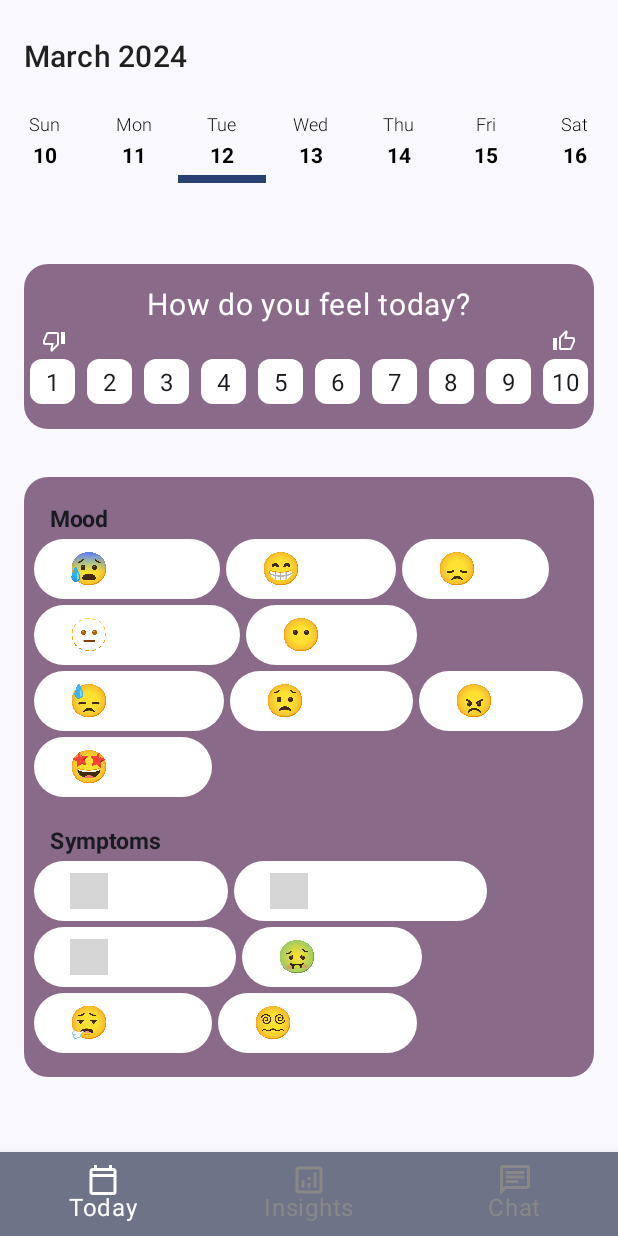
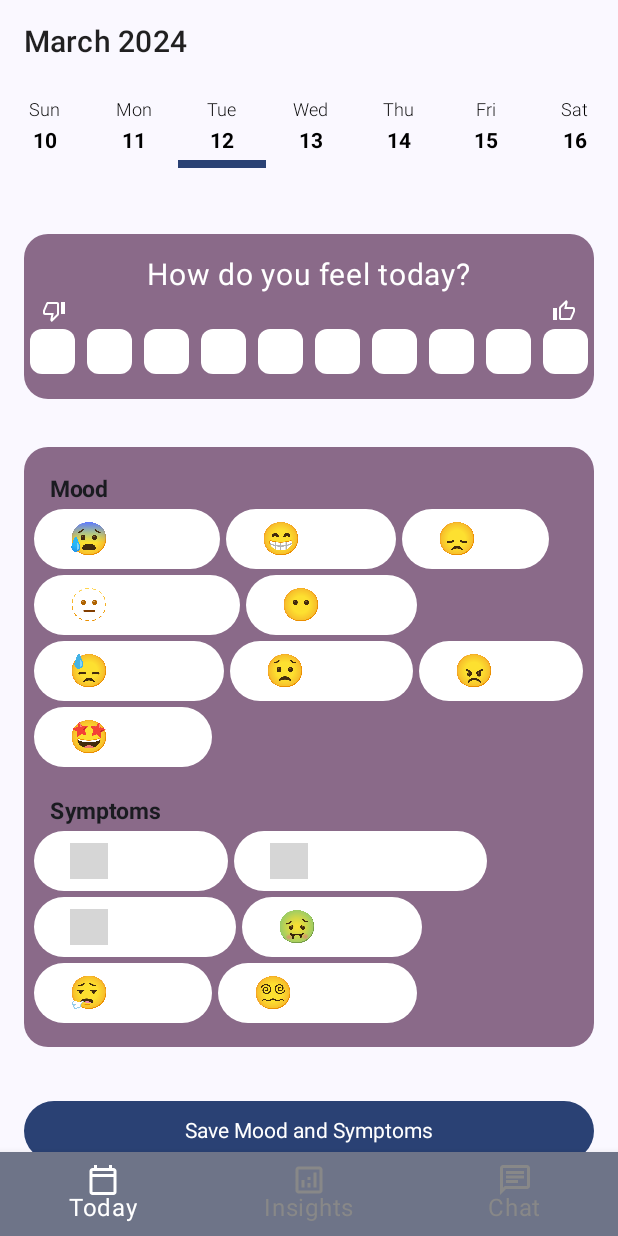
Before and after one commit to darja8/MP_draft1.1, an Android app built with Jetpack Compose: the MainScreen screen opened through its navigation route, on a phone screen of 412 x 824 dp. Run offline under Robolectric (Android 15) with nearby library versions, the light colour scheme and no system bars; our stand-ins replace Dagger/Hilt's generated code, Firebase (no records; nobody signed in at launch, a user with empty details on screens opened directly); 4 statements that could not run were skipped; grey boxes are pictures that could not be loaded.

Commit message:
firestore added, saving mood and symptoms

```diff
--- a/app/build.gradle.kts
+++ b/app/build.gradle.kts
@@ -71,6 +71,7 @@ dependencies {
     implementation("com.google.firebase:firebase-database:20.3.1")
     implementation("com.google.firebase:firebase-firestore:24.10.3")
     implementation("androidx.datastore:datastore-core:1.0.0")
+    implementation("androidx.appcompat:appcompat:1.6.1")
     testImplementation("junit:junit:4.13.2")
     androidTestImplementation("androidx.test.ext:junit:1.1.5")
     androidTestImplementation("androidx.test.espresso:espresso-core:3.5.1")
@@ -105,7 +106,6 @@ dependencies {
     // When using the BoM, you don't specify versions in Firebase library dependencies
     implementation("com.google.firebase:firebase-firestore")
 
-
 }
 
 kapt {
--- a/app/src/main/java/com/example/mp_draft10/auth/AuthRepository.kt
+++ b/app/src/main/java/com/example/mp_draft10/auth/AuthRepository.kt
@@ -7,4 +7,5 @@ import kotlinx.coroutines.flow.Flow
 interface AuthRepository {
     fun loginUser(email:String, password:String): Flow<Resource<AuthResult>>
     fun registerUser(email: String, password: String): Flow<Resource<AuthResult>>
+    abstract fun getCurrentEmail(): String
 }
--- a/app/src/main/java/com/example/mp_draft10/auth/SignInScreen.kt
+++ b/app/src/main/java/com/example/mp_draft10/auth/SignInScreen.kt
@@ -37,15 +37,14 @@
 @Composable
 fun SignInScreen(
     navController: NavHostController,
-    viewModel: SignInViewModel = hiltViewModel()
+    viewModel: SignInViewModel = hiltViewModel(),
+    onSignInSuccess: (String) -> Unit = {}// Callback to return user email upon successful sign-in
 ){
     var email by rememberSaveable { mutableStateOf("") }
     var password by rememberSaveable { mutableStateOf("") }
     val scope = rememberCoroutineScope()
     val context = LocalContext.current
     val state = viewModel.signInState.collectAsState(initial = null)
-//    val navController = rememberNavController()
-
 
     Column(
         modifier = Modifier.fillMaxSize(),
@@ -103,6 +102,7 @@
                 if (state.value?.isSuccess?.isNotEmpty() == true) {
                     val success = state.value?.isSuccess
                     Toast.makeText(context, "${success}", Toast.LENGTH_LONG).show()
+//                    onSignInSuccess(email) // Return user email upon successful sign-in
                     navController.navigate(AppRoutes.Main.route) // Navigate to the main route
                 }
             }
--- a/app/src/main/java/com/example/mp_draft10/auth/SignInViewModel.kt
+++ b/app/src/main/java/com/example/mp_draft10/auth/SignInViewModel.kt
@@ -1,5 +1,7 @@
 package com.example.mp_draft10.auth
 
+import androidx.compose.runtime.MutableState
+import androidx.compose.runtime.mutableStateOf
 import androidx.lifecycle.ViewModel
 import androidx.lifecycle.viewModelScope
 import com.example.mp_draft10.auth.util.Resource
@@ -11,12 +13,16 @@ import javax.inject.Inject
 
 
 @HiltViewModel
-class SignInViewModel @Inject constructor(private val repository: AuthRepository): ViewModel() {
+class SignInViewModel @Inject constructor(private val repository: AuthRepository) : ViewModel() {
 
-    val _signInState = Channel<SignInState>()
+    private val _signInState = Channel<SignInState>()
     val signInState = _signInState.receiveAsFlow()
 
-    fun loginUser(email: String, password: String) = viewModelScope.launch {
+    val email: MutableState<String> = mutableStateOf("")
+
+
+    fun loginUser(email: String, password: String) {
+        viewModelScope.launch {
             repository.loginUser(email, password).collect { result ->
                 when (result) {
                     is Resource.Success -> {
@@ -32,3 +38,4 @@ class SignInViewModel @Inject constructor(private val repository: AuthRepository
             }
         }
     }
+}
--- a/app/src/main/java/com/example/mp_draft10/auth/SignUpScreen.kt
+++ b/app/src/main/java/com/example/mp_draft10/auth/SignUpScreen.kt
@@ -30,22 +30,24 @@ import androidx.compose.ui.platform.LocalContext
 import androidx.compose.ui.unit.dp
 import androidx.hilt.navigation.compose.hiltViewModel
 import androidx.navigation.NavHostController
+import com.example.mp_draft10.database.AddNewUserViewModel
 import com.example.mp_draft10.ui.AppRoutes
 import kotlinx.coroutines.launch
 
+val email: String = ""
 
 @Composable
 fun SignUpScreen(
     navController: NavHostController,
-    viewModel: SignUpViewModel = hiltViewModel()
+    viewModel: SignUpViewModel = hiltViewModel(),
+    addNewUserViewModel: AddNewUserViewModel = hiltViewModel()
 ){
+    var username by rememberSaveable { mutableStateOf("") }
     var email by rememberSaveable { mutableStateOf("") }
     var password by rememberSaveable { mutableStateOf("") }
     val scope = rememberCoroutineScope()
     val context = LocalContext.current
     val state = viewModel.signUpState.collectAsState(initial = null)
-//    val navController = rememberNavController()
-
 
     Column(
         modifier = Modifier.fillMaxSize(),
@@ -57,6 +59,14 @@ fun SignUpScreen(
             verticalArrangement = Arrangement.spacedBy(16.dp)
         ) {
             Text(text = "Enter your credentials to register")
+            TextField(
+                value = username, // Bind TextField value to username
+                onValueChange = { username = it }, // Update username on value change
+                modifier = Modifier.fillMaxWidth(),
+                shape = RoundedCornerShape(8.dp),
+                singleLine = true,
+                label = { Text(text = "Username") } // Label for username field
+            )
             TextField(
                 value = email,
                 onValueChange = { email = it },
@@ -99,10 +109,12 @@ fun SignUpScreen(
         }
 
         LaunchedEffect(key1 = state.value?.isSuccess) {
-            scope.launch {}
-            if (state.value?.isSuccess?.isNotEmpty() == true) {
-                val success = state.value?.isSuccess
-                Toast.makeText(context, "${success}", Toast.LENGTH_LONG).show()
+            scope.launch {
+                if (state.value?.isSuccess?.isNotEmpty() == true) {
+                    addNewUserViewModel.addUserDetails(email)
+                    val success = state.value?.isSuccess
+                    Toast.makeText(context, "$success", Toast.LENGTH_LONG).show()
+                }
             }
         }
 
@@ -115,9 +127,3 @@ fun SignUpScreen(
         }
     }
 }
-
-//@Composable
-//@Preview
-//fun SignUpPreview(){
-//    SignUpScreen()
-//}
--- a/app/src/main/java/com/example/mp_draft10/ui/MoodItems.kt
+++ b/app/src/main/java/com/example/mp_draft10/ui/MoodItems.kt
@@ -3,18 +3,19 @@ import androidx.annotation.DrawableRes
 import com.example.mp_draft10.R
 
 val moodItems = mutableListOf(
-    MoodItem("Anxious", R.drawable.anxious),
-    MoodItem("Happy", R.drawable.happy),
-    MoodItem("Sad", R.drawable.sad),
-    MoodItem("Depressed", R.drawable.depressed),
-    MoodItem("Lonely", R.drawable.lonely),
-    MoodItem("Stressed", R.drawable.stressed),
-    MoodItem("Worried", R.drawable.worried),
-    MoodItem("Upset", R.drawable.upset),
-    MoodItem("Excited", R.drawable.excited)
+    MoodItem("Anxious", R.drawable.anxious,6),
+    MoodItem("Happy", R.drawable.happy,7),
+    MoodItem("Sad", R.drawable.sad,8),
+    MoodItem("Depressed", R.drawable.depressed,9),
+    MoodItem("Lonely", R.drawable.lonely,10),
+    MoodItem("Stressed", R.drawable.stressed,11),
+    MoodItem("Worried", R.drawable.worried,12),
+    MoodItem("Upset", R.drawable.upset,13),
+    MoodItem("Excited", R.drawable.excited,14)
 )
 
 class MoodItem(
     val title: String,
-    @DrawableRes val icon: Int
+    @DrawableRes val icon: Int,
+    val moodObjectId: Int
 )
--- a/app/src/main/java/com/example/mp_draft10/ui/NavigationGraph.kt
+++ b/app/src/main/java/com/example/mp_draft10/ui/NavigationGraph.kt
@@ -43,7 +43,7 @@ fun NavigationAuthentication(
 @Composable
 fun NavBarNavigation(navController: NavHostController) {
     NavHost(navController, startDestination = NavigationItem.Today.route) {
-        composable(NavigationItem.Today.route) { TodayScreen() }
+        composable(NavigationItem.Today.route) { TodayScreen(navController = navController) }
         composable(NavigationItem.Insights.route) { InsightsScreen() }
         composable(NavigationItem.Chat.route) { ChatScreen() }
     }
--- /dev/null
+++ b/app/src/main/java/com/example/mp_draft10/ui/SymptomItems.kt
@@ -0,0 +1,19 @@
+package com.example.mp_draft10.ui
+
+import androidx.annotation.DrawableRes
+import com.example.mp_draft10.R
+
+val symptomItems = mutableListOf<SymptomItem>(
+    SymptomItem("Sweating", R.drawable.circle_outline, 0),
+    SymptomItem("Abdominal Pain", R.drawable.circle_outline, 1),
+    SymptomItem("Headache", R.drawable.circle_outline,2),
+    SymptomItem("Nausea", R.drawable.nausea,3),
+    SymptomItem("Fatigue", R.drawable.fatigue,4),
+    SymptomItem("Dizziness", R.drawable.dizziness,5),
+    )
+
+class SymptomItem (
+    val title: String,
+    @DrawableRes val icon: Int,
+    val symptomObjectId: Int
+){}
--- a/app/src/main/java/com/example/mp_draft10/ui/components/MoodAndSymptomView.kt
+++ b/app/src/main/java/com/example/mp_draft10/ui/components/MoodAndSymptomView.kt
@@ -23,6 +23,11 @@ import androidx.compose.material3.Icon
 import androidx.compose.material3.MaterialTheme
 import androidx.compose.material3.Text
 import androidx.compose.runtime.Composable
+import androidx.compose.runtime.getValue
+import androidx.compose.runtime.mutableStateListOf
+import androidx.compose.runtime.mutableStateOf
+import androidx.compose.runtime.remember
+import androidx.compose.runtime.setValue
 import androidx.compose.ui.Alignment
 import androidx.compose.ui.Modifier
 import androidx.compose.ui.layout.ContentScale
@@ -40,9 +45,12 @@ import com.example.mp_draft10.ui.symptomItems
 @OptIn(ExperimentalLayoutApi::class)
 @Composable
 fun MoodAndSymptomSquareView(
-    onMoodSelected: (String) -> Unit,
-    onSymptomSelected: (String) -> Unit
+    onMoodsSelected: (List<String>) -> Unit,
+    onSymptomsSelected: (List<String>) -> Unit
 ) {
+    val selectedMoods = remember { mutableStateListOf<String>() }
+    val selectedSymptoms = remember { mutableStateListOf<String>() }
+
     Box(
         modifier = Modifier
             .fillMaxWidth()
@@ -60,44 +68,66 @@ fun MoodAndSymptomSquareView(
             Text(
                 text = "Mood",
                 color = MaterialTheme.colorScheme.onBackground,
-                modifier = Modifier
-                    .padding(start = 13.dp, top = 16.dp),
+                modifier = Modifier.padding(start = 13.dp, top = 16.dp),
                 fontSize = 15.sp,
                 fontWeight = FontWeight.Bold
             )
             FlowRow(
-                horizontalArrangement = Arrangement.spacedBy(1.dp), // Increased spacing between items
-                verticalArrangement = Arrangement.spacedBy(1.dp), // Increased spacing between rows
+                horizontalArrangement = Arrangement.spacedBy(1.dp),
+                verticalArrangement = Arrangement.spacedBy(1.dp),
                 modifier = Modifier.padding(horizontal = 1.dp)
             ) {
                 moodItems.forEach { moodItem ->
-                    MoodItemView(moodItem = moodItem)
+                    MoodItemView(
+                        moodItem = moodItem,
+                        isSelected = selectedMoods.contains(moodItem.title),
+                        onMoodSelected = { mood ->
+                            if (selectedMoods.contains(mood)) {
+                                selectedMoods.remove(mood)
+                            } else {
+                                selectedMoods.add(mood)
+                            }
+                            onMoodsSelected(selectedMoods) // Notify the listener with the updated list
+                        }
+                    )
                 }
             }
-//            Spacer(modifier = Modifier.height(1.dp)) // Add Spacer to separate Mood and Symptoms
             Text(
                 text = "Symptoms",
                 color = MaterialTheme.colorScheme.onBackground,
-                modifier = Modifier
-                    .padding(start = 13.dp, top = 16.dp),
+                modifier = Modifier.padding(start = 13.dp, top = 16.dp),
                 fontSize = 15.sp,
                 fontWeight = FontWeight.Bold
             )
             FlowRow(
-                horizontalArrangement = Arrangement.spacedBy(1.dp), // Increased spacing between items
-                verticalArrangement = Arrangement.spacedBy(1.dp), // Increased spacing between rows
+                horizontalArrangement = Arrangement.spacedBy(1.dp),
+                verticalArrangement = Arrangement.spacedBy(1.dp),
                 modifier = Modifier.padding(horizontal = 1.dp)
             ) {
                 symptomItems.forEach { symptomItem ->
-                    SymptomItemView(symptomItem = symptomItem)
+                    SymptomItemView(
+                        symptomItem = symptomItem,
+                        isSelected = selectedSymptoms.contains(symptomItem.title),
+                        onSymptomSelected = { symptom ->
+                            if (selectedSymptoms.contains(symptom)) {
+                                selectedSymptoms.remove(symptom)
+                            } else {
+                                selectedSymptoms.add(symptom)
+                            }
+                            onSymptomsSelected(selectedSymptoms) // Notify the listener with the updated list
+                        }
+                    )
                 }
             }
         }
     }
 }
 
+
 @Composable
 fun MoodRatingSquareView(onMoodSelected: (Int) -> Unit) {
+    var selectedMood by remember { mutableStateOf(0) } // State variable to track selected mood rating
+
     Box(
         modifier = Modifier
             .fillMaxWidth()
@@ -114,13 +144,13 @@ fun MoodRatingSquareView(onMoodSelected: (Int) -> Unit) {
             modifier = Modifier
                 .fillMaxSize()
                 .padding(top = 15.dp),
-//            verticalArrangement = Arrangement.Center,
             horizontalAlignment = Alignment.CenterHorizontally
         ) {
             Text(
                 text = "How do you feel today?",
                 fontSize = 20.sp,
-                color = MaterialTheme.colorScheme.onSecondaryContainer)
+                color = MaterialTheme.colorScheme.onSecondaryContainer
+            )
             Row(
                 modifier = Modifier
                     .fillMaxWidth(),
@@ -133,6 +163,11 @@ fun MoodRatingSquareView(onMoodSelected: (Int) -> Unit) {
                     modifier = Modifier
                         .size(24.dp)
                         .padding(start = 8.dp)
+                        .clickable {
+                            // Update selected mood and notify the listener
+                            selectedMood = 0
+                            onMoodSelected(selectedMood)
+                        }
                 )
                 Icon(
                     painter = painterResource(id = R.drawable.thumb_up_outline),
@@ -141,6 +176,11 @@ fun MoodRatingSquareView(onMoodSelected: (Int) -> Unit) {
                     modifier = Modifier
                         .size(24.dp)
                         .padding(end = 8.dp)
+                        .clickable {
+                            // Update selected mood and notify the listener
+                            selectedMood = 11
+                            onMoodSelected(selectedMood)
+                        }
                 )
             }
             Row(
@@ -148,7 +188,6 @@ fun MoodRatingSquareView(onMoodSelected: (Int) -> Unit) {
                     .fillMaxWidth(),
                 horizontalArrangement = Arrangement.SpaceBetween,
             ) {
-
                 (1..10).forEach { mood ->
                     Box(
                         modifier = Modifier
@@ -158,14 +197,20 @@ fun MoodRatingSquareView(onMoodSelected: (Int) -> Unit) {
                                 shape = RoundedCornerShape(8.dp)
                             ) // Gray background for each square
                             .clickable {
-                                onMoodSelected(mood)
+                                // Update selected mood and notify the listener
+                                selectedMood = mood
+                                onMoodSelected(selectedMood)
                             } // Handle mood selection
                             .padding(4.dp), // Add padding around each square
                         contentAlignment = Alignment.Center
                     ) {
                         Text(
                             text = mood.toString(),
-                            color = MaterialTheme.colorScheme.onBackground,
+                            color = if (selectedMood == mood) {
+                                MaterialTheme.colorScheme.onErrorContainer //selected rating from 1 to 10
+                            } else {
+                                MaterialTheme.colorScheme.onSecondaryContainer // Change color of selected mood
+                            },
                             fontSize = 16.sp
                         )
                     }
@@ -176,14 +221,21 @@ fun MoodRatingSquareView(onMoodSelected: (Int) -> Unit) {
 }
 
 
+
 @Composable
-fun MoodItemView(moodItem: MoodItem) {
+fun MoodItemView(
+    moodItem: MoodItem,
+    isSelected: Boolean,
+    onMoodSelected: (String) -> Unit
+) {
     Button(
-        onClick = {},
+        onClick = { onMoodSelected(moodItem.title) },
         modifier = Modifier
             .padding(horizontal = 1.dp, vertical = 1.dp)
             .height(40.dp),
-        colors = ButtonDefaults.buttonColors(containerColor = MaterialTheme.colorScheme.onSecondary)
+        colors = ButtonDefaults.buttonColors(
+            containerColor = if (isSelected) MaterialTheme.colorScheme.secondaryContainer else MaterialTheme.colorScheme.onSecondary
+        )
     ) {
         Image(
             painter = painterResource(id = moodItem.icon),
@@ -202,13 +254,19 @@ fun MoodItemView(moodItem: MoodItem) {
 }
 
 @Composable
-fun SymptomItemView(symptomItem: SymptomItem) {
+fun SymptomItemView(
+    symptomItem: SymptomItem,
+    isSelected: Boolean,
+    onSymptomSelected: (String) -> Unit
+) {
     Button(
-        onClick = {},
+        onClick = { onSymptomSelected(symptomItem.title) },
         modifier = Modifier
             .padding(horizontal = 1.dp, vertical = 1.dp)
             .height(40.dp),
-        colors = ButtonDefaults.buttonColors(containerColor = MaterialTheme.colorScheme.onSecondary)
+        colors = ButtonDefaults.buttonColors(
+            containerColor = if (isSelected) MaterialTheme.colorScheme.secondaryContainer else MaterialTheme.colorScheme.onSecondary
+        )
     ) {
         Image(
             painter = painterResource(id = symptomItem.icon),
--- a/app/src/main/java/com/example/mp_draft10/ui/screens/HomeScreen.kt
+++ b/app/src/main/java/com/example/mp_draft10/ui/screens/HomeScreen.kt
@@ -6,8 +6,11 @@ import androidx.annotation.RequiresApi
 import androidx.compose.foundation.background
 import androidx.compose.foundation.clickable
 import androidx.compose.foundation.layout.*
+import androidx.compose.foundation.lazy.LazyColumn
+import androidx.compose.foundation.lazy.rememberLazyListState
 import androidx.compose.material.Text
 import androidx.compose.material.TopAppBar
+import androidx.compose.material3.Button
 import androidx.compose.material3.MaterialTheme
 import androidx.compose.runtime.*
 import androidx.compose.ui.Alignment
@@ -17,53 +20,99 @@ import androidx.compose.ui.text.font.FontWeight
 import androidx.compose.ui.tooling.preview.Preview
 import androidx.compose.ui.unit.dp
 import androidx.compose.ui.unit.sp
+import androidx.hilt.navigation.compose.hiltViewModel
+import androidx.navigation.NavHostController
+import androidx.navigation.compose.rememberNavController
+import com.example.mp_draft10.database.AddNewUserViewModel
+import com.example.mp_draft10.database.HomeViewModel
+import com.example.mp_draft10.model.DayData
 import com.example.mp_draft10.ui.components.MoodAndSymptomSquareView
 import com.example.mp_draft10.ui.components.MoodRatingSquareView
 import com.example.mp_draft10.ui.components.calendar.WeekCalendar
 import com.example.mp_draft10.ui.components.calendar.displayText
 import com.example.mp_draft10.ui.components.calendar.getWeekPageTitle
 import com.example.mp_draft10.ui.components.calendar.rememberFirstVisibleWeekAfterScroll
+import com.google.firebase.auth.FirebaseAuth
 import com.kizitonwose.calendar.compose.weekcalendar.rememberWeekCalendarState
 import java.time.LocalDate
 import java.time.format.DateTimeFormatter
 
-
+@Composable
 @RequiresApi(Build.VERSION_CODES.UPSIDE_DOWN_CAKE)
 @SuppressLint("ResourceType")
-@Composable
-fun TodayScreen() {
-    Column(
-        modifier = Modifier
-            .fillMaxSize()
-            .background(color = MaterialTheme.colorScheme.background)
-            .wrapContentSize(Alignment.Center)
-            .fillMaxHeight()
-            .padding(top = 10.dp)
+fun TodayScreen(navController: NavHostController, addNewUserViewModel: AddNewUserViewModel = hiltViewModel()) {
+
+    val homeViewModel: HomeViewModel = hiltViewModel()
+
+    val auth = FirebaseAuth.getInstance()
+    val user = auth.currentUser.toString()
+
+    // Store selected moods and symptoms
+    var selectedMoods by remember { mutableStateOf<List<String>>(emptyList()) }
+    var selectedSymptoms by remember { mutableStateOf<List<String>>(emptyList()) }
+    var selectedDay by remember { mutableStateOf(LocalDate.now()) }
+    val dataByDate by remember { mutableStateOf(mutableMapOf<LocalDate, DayData>()) }
+
+    fun handleDaySelected(day: LocalDate) {
+        selectedDay = day // Update the selected day
+    }
+
+    val listState = rememberLazyListState()
+
+    LazyColumn(
+        modifier = Modifier.fillMaxSize(),
+        state = listState
     ) {
+        item {
+            CalendarSlide(
+                onDaySelected = { day ->
+                    handleDaySelected(day)
+                },
+                close = {}
+            )
+        }
 
-        CalendarSlide()
-        MoodRatingSquareView(
-            onMoodSelected = { mood ->
-                // Handle the selected mood here, such as assigning it to the selected day on the calendar
+        item {
+            MoodRatingSquareView(
+                onMoodSelected = { mood ->
+                    // Handle the selected mood here
+                }
+            )
+        }
+        item {
+            MoodAndSymptomSquareView(
+                onMoodsSelected = { moods ->
+                    selectedMoods = moods
+                },
+                onSymptomsSelected = { symptoms ->
+                    selectedSymptoms = symptoms
+                }
+            )
+        }
+        item {
+            Button(
+                onClick = {
+                    addNewUserViewModel.saveMoodToFirestore(selectedDay, selectedMoods, selectedSymptoms)
+                },
+                modifier = Modifier.fillMaxWidth().padding(16.dp)
+            ) {
+                Text(text = "Save Mood and Symptoms", color = MaterialTheme.colorScheme.onPrimary)
             }
-        )
-        MoodAndSymptomSquareView(
-            onMoodSelected = { /* Handle mood selection */ },
-            onSymptomSelected = { /* Handle symptom selection */ }
-        )
+        }
     }
 }
 
+
 @Composable
-fun CalendarSlide(close: () -> Unit = {}) {
+fun CalendarSlide(onDaySelected: (LocalDate) -> Unit,
+                  close: () -> Unit = {}) {
     val currentDate = remember { LocalDate.now() }
     val startDate = remember { currentDate.minusDays(500) }
     val endDate = remember { currentDate.plusDays(500) }
     var selection by remember { mutableStateOf(currentDate) }
     Column(
         modifier = Modifier
-//            .fillMaxSize()
-            .height(150.dp)
+            .height(140.dp)
             .background(MaterialTheme.colorScheme.background),
     ) {
         val state = rememberWeekCalendarState(
@@ -85,11 +134,13 @@ fun CalendarSlide(close: () -> Unit = {}) {
                 Day(day.date, isSelected = selection == day.date) { clicked ->
                     if (selection != clicked) {
                         selection = clicked
+                        onDaySelected(clicked) // Invoke the callback with the selected date
                     }
                 }
             },
         )
     }
+
 }
 
 private val dateFormatter = DateTimeFormatter.ofPattern("dd")
@@ -134,10 +185,10 @@ private fun Day(date: LocalDate, isSelected: Boolean, onClick: (LocalDate) -> Un
 }
 
 @RequiresApi(Build.VERSION_CODES.UPSIDE_DOWN_CAKE)
-@Preview(showBackground = true)
+@Preview
 @Composable
 fun TodayScreenPreview() {
-    MaterialTheme{
-        TodayScreen()
+    MaterialTheme {
+        TodayScreen(navController = rememberNavController())
     }
 }
```
Also changed, not shown: app/src/main/java/com/example/mp_draft10/auth/AuthRepositoryImpl.kt (+14 -1 lines), app/src/main/java/com/example/mp_draft10/auth/SignUpViewModel.kt (+15 -13 lines), app/src/main/java/com/example/mp_draft10/di/AppModule.kt (+8 -0 lines), app/src/main/java/com/example/mp_draft10/ui/CalendarDay.kt (deleted, +0 -9 lines), app/src/main/java/com/example/mp_draft10/ui/SymptomeItems.kt (deleted, +0 -18 lines). Lines whose indentation alone changed are shown as unchanged.
